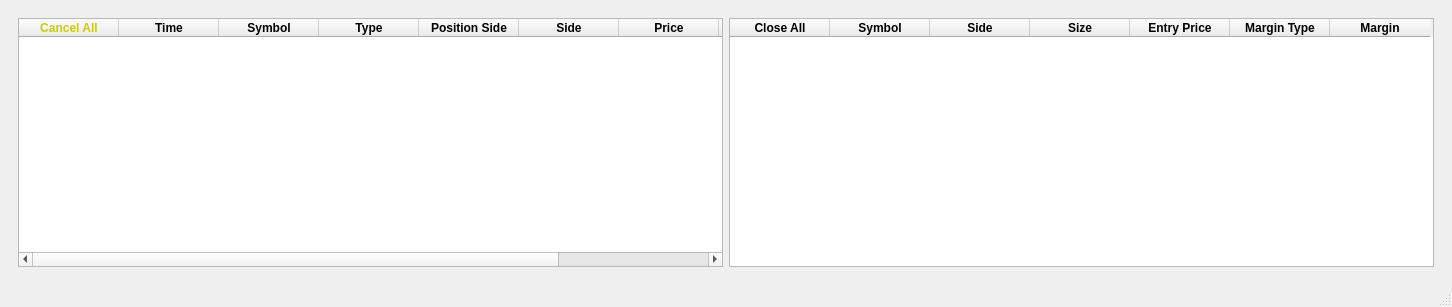
Old version of the form main.ui in the repository SirSeruju/binance_balance.
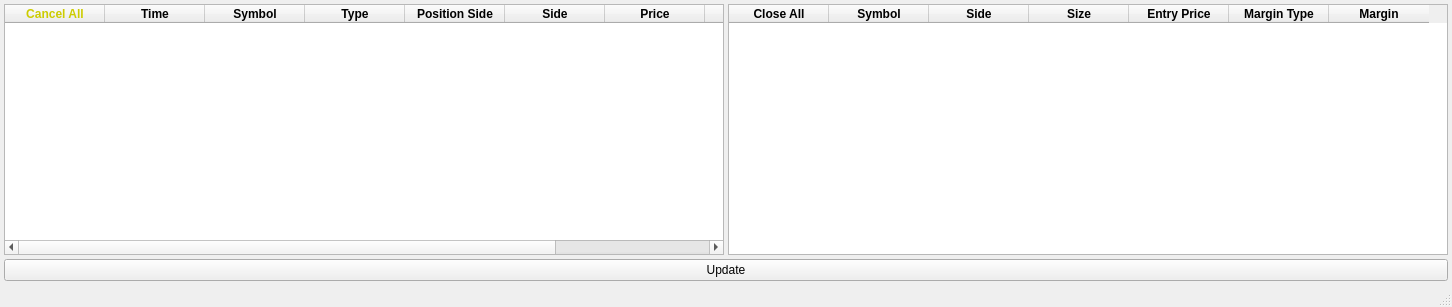
New version of the form.

Commit message: Добавлена кнопка обновления

```diff
--- a/main.ui
+++ b/main.ui
@@ -15,9 +15,39 @@
   </property>
   <widget class="QWidget" name="centralwidget">
    <layout class="QGridLayout" name="gridLayout">
+    <property name="leftMargin">
+     <number>4</number>
+    </property>
+    <property name="topMargin">
+     <number>4</number>
+    </property>
+    <property name="rightMargin">
+     <number>4</number>
+    </property>
+    <property name="bottomMargin">
+     <number>4</number>
+    </property>
+    <property name="spacing">
+     <number>4</number>
+    </property>
     <item row="0" column="0">
      <widget class="QWidget" name="widget" native="true">
       <layout class="QGridLayout" name="gridLayout_2">
+       <property name="leftMargin">
+        <number>0</number>
+       </property>
+       <property name="topMargin">
+        <number>0</number>
+       </property>
+       <property name="rightMargin">
+        <number>0</number>
+       </property>
+       <property name="bottomMargin">
+        <number>0</number>
+       </property>
+       <property name="spacing">
+        <number>4</number>
+       </property>
        <item row="0" column="1">
         <widget class="QTableWidget" name="positions_tbl">
          <column>
@@ -223,6 +253,13 @@
       </layout>
      </widget>
     </item>
+    <item row="1" column="0">
+     <widget class="QPushButton" name="update_btn">
+      <property name="text">
+       <string>Update</string>
+      </property>
+     </widget>
+    </item>
    </layout>
   </widget>
   <widget class="QMenuBar" name="menubar">
```
The commit also changes 1 other file.
